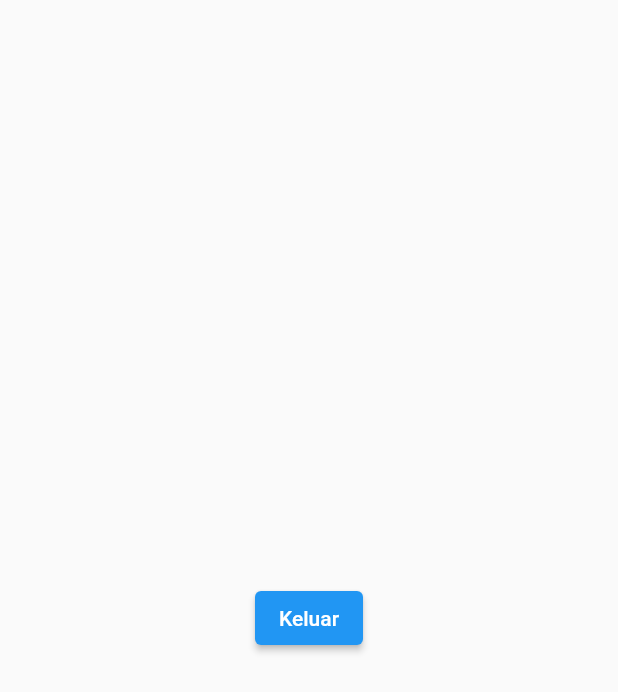
After one commit to Capstone-Project-Kelompok-15/Capstone-Mobile, a Flutter app: the ProvileSementaraScreen screen opened directly, on a phone screen of 412 x 824 dp. The commit adds this screen. Shown: the top 692 px of the screen. Run offline on Flutter 3.47's test engine with Material 2 defaults, Android fonts, the phone set to English and light mode, and no system bars; our stand-ins replace dio, faker, file_picker, google_fonts, open_file, readmore and 1 more; accounts and stored records are empty.

Commit message:
menambahkan shered preverences pada halaman login dan membuat halaman profile sementara

```diff
--- /dev/null
+++ b/lib/profile_sementara_screen.dart
@@ -0,0 +1,29 @@
+import 'package:capstone_mobile/screen/landing_pages/landing_screen.dart';
+import 'package:capstone_mobile/service/login_service.dart';
+import 'package:flutter/material.dart';
+import 'package:flutter/src/widgets/framework.dart';
+import 'package:flutter/src/widgets/placeholder.dart';
+
+class ProvileSementaraScreen extends StatelessWidget {
+  const ProvileSementaraScreen({super.key});
+
+  @override
+  Widget build(BuildContext context) {
+    return Scaffold(
+      body: Center(
+        child: ElevatedButton(
+          onPressed: () {
+            Navigator.push(
+              context,
+              MaterialPageRoute(
+                builder: ((context) => const LandingScreen()),
+              ),
+            );
+            removeToken();
+          },
+          child: const Text("Keluar"),
+        ),
+      ),
+    );
+  }
+}
--- a/lib/screen/login/login_screen.dart
+++ b/lib/screen/login/login_screen.dart
@@ -1,5 +1,6 @@
 import 'package:capstone_mobile/screen/login/lupa_password/lupa_password_screen_1.dart';
 import 'package:capstone_mobile/screen/register/register_screen.dart';
+import 'package:capstone_mobile/service/login_service.dart';
 import 'package:capstone_mobile/style/color_style.dart';
 import 'package:capstone_mobile/style/font_style.dart';
 import 'package:capstone_mobile/widget/button.dart';
@@ -146,6 +147,7 @@ class _LoginScreenState extends State<LoginScreen> {
                                 final snackBar = showLoginDialog();
                                 ScaffoldMessenger.of(context)
                                     .showSnackBar(snackBar);
+                                saveToken(emailController.text);
                               } else {
                                 akunInvalid = true;
                               }
--- a/pubspec.yaml
+++ b/pubspec.yaml
@@ -36,6 +36,7 @@ dependencies:
   file_picker: ^5.3.0
   open_file: ^3.3.1
   dio: ^5.2.1
+  shared_preferences: ^2.1.0
   # The following adds the Cupertino Icons font to your application.
   # Use with the CupertinoIcons class for iOS style icons.
   cupertino_icons: ^1.0.2
```
Also changed, not shown: lib/screen/home_buttomNavigasi_screen.dart (+3 -4 lines), lib/screen/splash_screen.dart (+38 -10 lines), lib/service/login_service.dart (added, +20 -0 lines), pubspec.lock, 1 other file.
